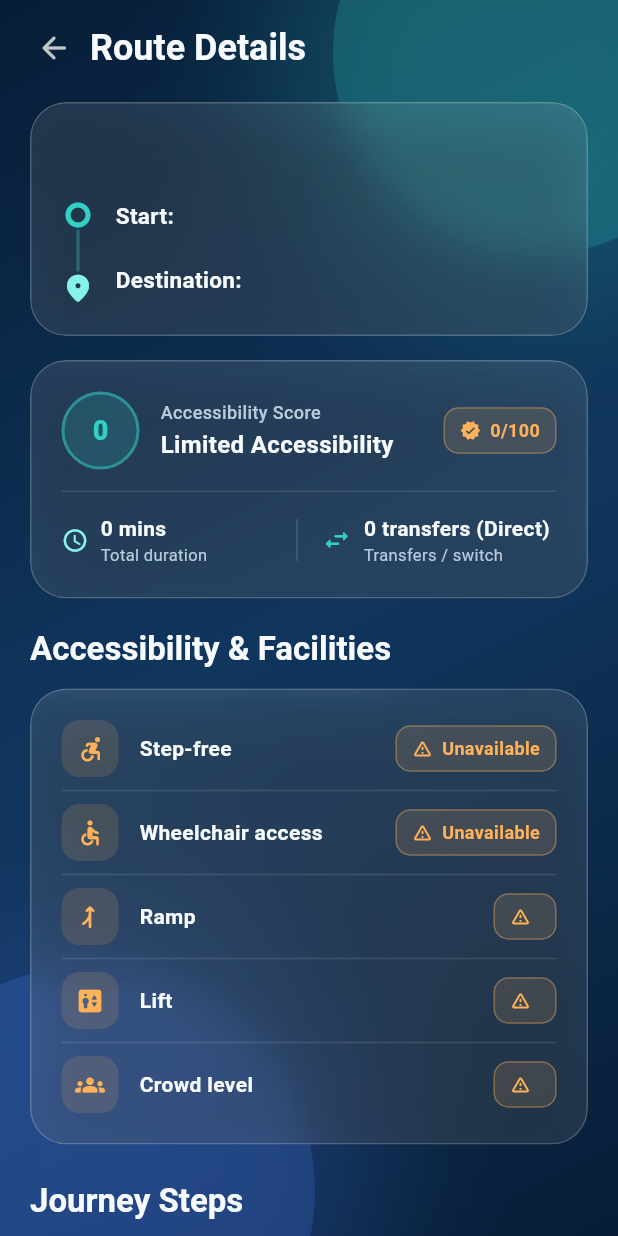
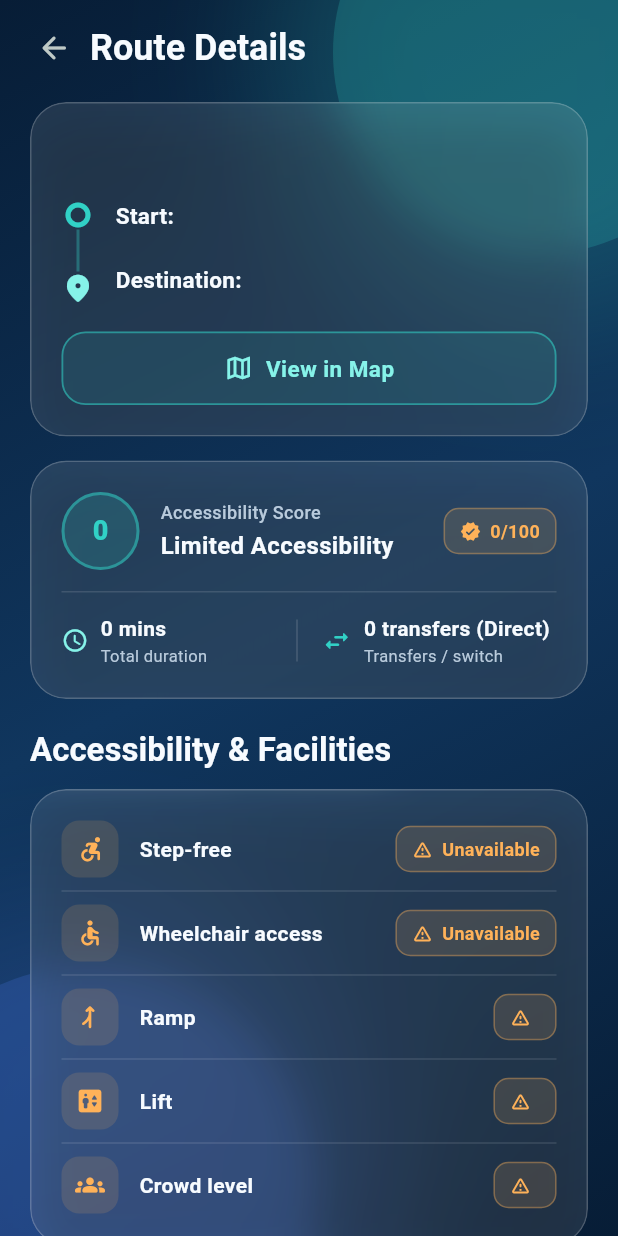
Before and after one commit to Adeesha-Sandaruwan/EqualRide, a Flutter app: the RouteDetailsPage screen opened directly with empty values, on a phone screen of 412 x 824 dp. Run offline on Flutter 3.47's test engine with Material 3 defaults, Android fonts, the phone set to English and light mode, and no system bars; our stand-ins replace cloud_firestore, firebase_auth, firebase_core; accounts and stored records are empty.

Commit message:
feat: add route details screen and localization strings

```diff
--- a/lib/localization/app_strings.dart
+++ b/lib/localization/app_strings.dart
@@ -51,6 +51,7 @@ class AppStrings {
     'compare': 'Compare',
     'clear': 'Clear',
     'viewRoute': 'View route',
+    'viewInMap': 'View in Map',
     'demoNotice':
         'Demo route data — a verified public-transport data source will replace this later.',
     'enterDestination': 'Enter a destination first.',
@@ -99,6 +100,7 @@ class AppStrings {
     'compare': 'සසඳන්න',
     'clear': 'ඉවත් කරන්න',
     'viewRoute': 'මාර්ගය බලන්න',
+    'viewInMap': 'සිතියමෙහි බලන්න',
     'demoNotice':
         'මෙය නිරූපණ මාර්ග දත්ත වේ — සත්‍යාපිත පොදු ප්‍රවාහන දත්ත පසුව එක් කෙරේ.',
     'enterDestination': 'පළමුව ගමනාන්තයක් ඇතුළත් කරන්න.',
--- a/lib/screens/route_details_page.dart
+++ b/lib/screens/route_details_page.dart
@@ -182,6 +182,41 @@ class _RouteSummaryCard extends StatelessWidget {
                 ),
               ),
             ],
+          ),
+          const SizedBox(height: 18),
+          SizedBox(
+            width: double.infinity,
+            child: OutlinedButton.icon(
+              onPressed: () {
+                ScaffoldMessenger.of(context).showSnackBar(
+                  const SnackBar(
+                    content: Text('Map view will be available in the upcoming update.'),
+                    duration: Duration(seconds: 2),
+                  ),
+                );
+              },
+              icon: const Icon(Icons.map_outlined, size: 20),
+              label: const Text(
+                'View in Map',
+                style: TextStyle(
+                  fontSize: 15,
+                  fontWeight: FontWeight.w700,
+                  letterSpacing: 0.3,
+                ),
+              ),
+              style: OutlinedButton.styleFrom(
+                side: BorderSide(
+                  color: AppTheme.teal.withValues(alpha: 0.55),
+                  width: 1.2,
+                ),
+                backgroundColor: AppTheme.teal.withValues(alpha: 0.10),
+                foregroundColor: AppTheme.aqua,
+                padding: const EdgeInsets.symmetric(vertical: 14),
+                shape: RoundedRectangleBorder(
+                  borderRadius: BorderRadius.circular(16),
+                ),
+              ),
+            ),
           ),
         ],
       ),
```
